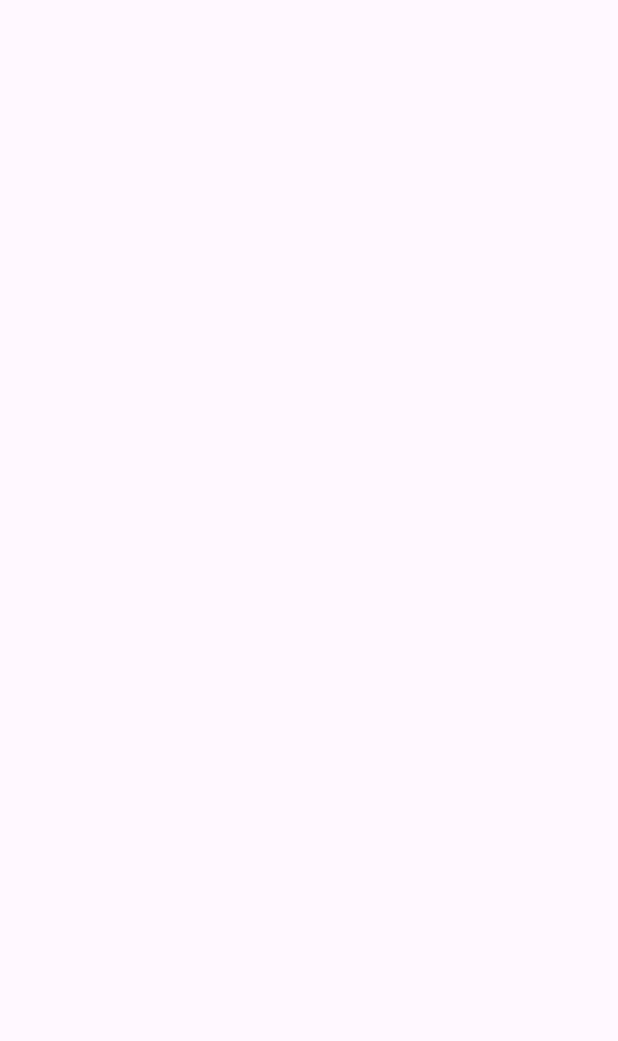
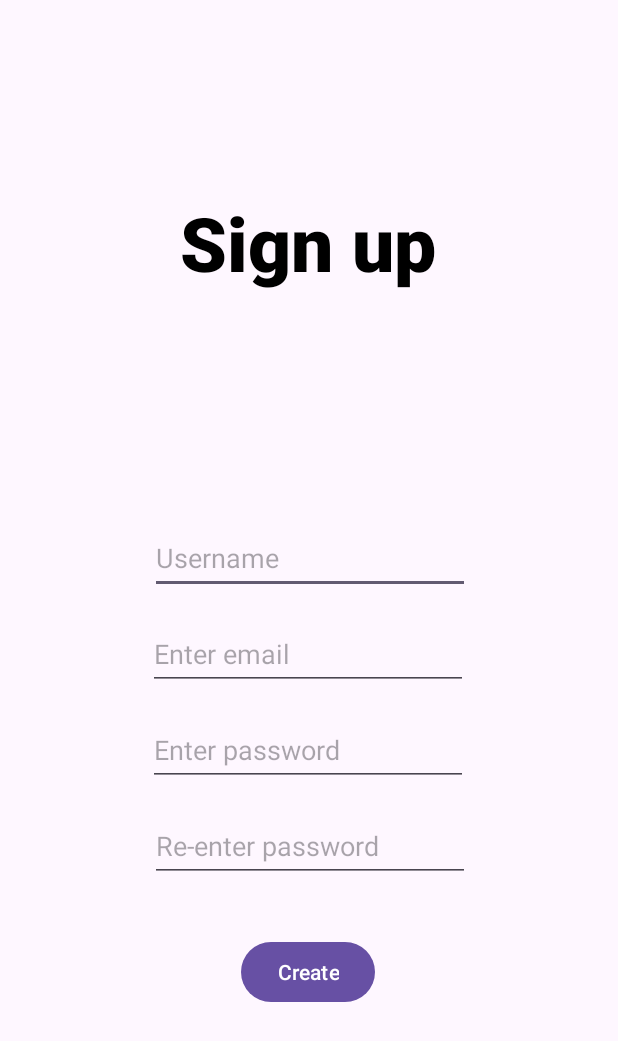
Before and after one commit to IfhamAhmedKhan/Android_Projects, an Android app: the Signup screen opened directly, with no data from a screen before it, on a phone screen of 412 x 824 dp. Before the commit the part shown is empty. Shown: the top 1041 px of the screen. Run offline under Robolectric (Android 15) with nearby library versions, the phone set to English and light mode, and no system bars.

Commit message:
sign up page

```diff
--- a/IfteriousStore/app/src/main/java/com/example/ifterious_store/Signup.java
+++ b/IfteriousStore/app/src/main/java/com/example/ifterious_store/Signup.java
@@ -2,13 +2,50 @@ package com.example.ifterious_store;
 
 import androidx.appcompat.app.AppCompatActivity;
 
+import android.content.Intent;
 import android.os.Bundle;
+import android.text.TextUtils;
+import android.view.View;
+import android.widget.Button;
+import android.widget.EditText;
 
 public class Signup extends AppCompatActivity {
 
+    EditText editTextTextPersonName,editTextTextEmailAddress2,editTextTextPassword2,editTextTextPassword3;
+    Button button4;
     @Override
     protected void onCreate(Bundle savedInstanceState) {
         super.onCreate(savedInstanceState);
         setContentView(R.layout.activity_signup);
+        editTextTextPersonName = findViewById(R.id.editTextTextPersonName);
+        editTextTextEmailAddress2 = findViewById(R.id.editTextTextEmailAddress2);
+        editTextTextPassword2 = findViewById(R.id.editTextTextPassword2);
+        editTextTextPassword3 = findViewById(R.id.editTextTextPassword3);
+        button4 = findViewById(R.id.button4);
+        button4.setOnClickListener(new View.OnClickListener() {
+            @Override
+            public void onClick(View view) {
+                String username=  editTextTextPersonName.getText().toString();
+                String email=  editTextTextEmailAddress2.getText().toString();
+                String password = editTextTextPassword2.getText().toString();
+                String reenter_password=  editTextTextPassword3.getText().toString();
+                if(TextUtils.isEmpty(username)){
+                    editTextTextPersonName.setError("Please enter username to login");
+                }
+                else if (TextUtils.isEmpty(email)){
+                    editTextTextEmailAddress2.setError("Please enter email to login");
+                }
+                else if (TextUtils.isEmpty(password)){
+                    editTextTextPassword2.setError("Please enter password to login");
+                }
+                else if (TextUtils.isEmpty(reenter_password)){
+                    editTextTextPassword3.setError("Please reenter your password to login");
+                }
+                else{
+                    Intent intent = new Intent(Signup.this, HomeActivity.class);
+                    startActivity(intent);
+                }
+            }
+        });
     }
 }
--- a/IfteriousStore/app/src/main/res/layout/activity_signup.xml
+++ b/IfteriousStore/app/src/main/res/layout/activity_signup.xml
@@ -6,4 +6,87 @@
     android:layout_height="match_parent"
     tools:context=".Signup">
 
+    <TextView
+        android:id="@+id/textView"
+        android:layout_width="wrap_content"
+        android:layout_height="wrap_content"
+        android:text="Sign up"
+        android:textSize="50dp"
+        android:textColor="@color/black"
+        android:fontFamily="sans-serif-black"
+        app:layout_constraintBottom_toBottomOf="parent"
+        app:layout_constraintEnd_toEndOf="parent"
+        app:layout_constraintHorizontal_bias="0.498"
+        app:layout_constraintStart_toStartOf="parent"
+        app:layout_constraintTop_toTopOf="parent"
+        app:layout_constraintVertical_bias="0.169" />
+
+    <EditText
+        android:id="@+id/editTextTextPersonName"
+        android:layout_width="wrap_content"
+        android:layout_height="wrap_content"
+        android:layout_marginBottom="428dp"
+        android:ems="10"
+        android:hint="Username"
+        android:inputType="textPersonName"
+        android:minHeight="48dp"
+        app:layout_constraintBottom_toBottomOf="parent"
+        app:layout_constraintEnd_toEndOf="parent"
+        app:layout_constraintHorizontal_bias="0.502"
+        app:layout_constraintStart_toStartOf="parent" />
+
+    <EditText
+        android:id="@+id/editTextTextEmailAddress2"
+        android:layout_width="wrap_content"
+        android:layout_height="wrap_content"
+        android:layout_marginBottom="300dp"
+        android:ems="10"
+        android:hint="Enter password"
+        android:inputType="textPassword"
+        android:minHeight="48dp"
+        app:layout_constraintBottom_toBottomOf="parent"
+        app:layout_constraintEnd_toEndOf="parent"
+        app:layout_constraintHorizontal_bias="0.497"
+        app:layout_constraintStart_toStartOf="parent" />
+
+    <EditText
+        android:id="@+id/editTextTextPassword2"
+        android:layout_width="wrap_content"
+        android:layout_height="wrap_content"
+        android:layout_marginBottom="212dp"
+        android:ems="10"
+        android:hint="Enter email"
+        android:inputType="textEmailAddress"
+        android:minHeight="48dp"
+        app:layout_constraintBottom_toBottomOf="@+id/button4"
+        app:layout_constraintEnd_toEndOf="parent"
+        app:layout_constraintHorizontal_bias="0.497"
+        app:layout_constraintStart_toStartOf="parent" />
+
+    <EditText
+        android:id="@+id/editTextTextPassword3"
+        android:layout_width="wrap_content"
+        android:layout_height="wrap_content"
+        android:layout_marginBottom="236dp"
+        android:ems="10"
+        android:hint="Re-enter password"
+        android:inputType="textPassword"
+        android:minHeight="48dp"
+        app:layout_constraintBottom_toBottomOf="parent"
+        app:layout_constraintEnd_toEndOf="parent"
+        app:layout_constraintHorizontal_bias="0.502"
+        app:layout_constraintStart_toStartOf="parent" />
+
+    <Button
+        android:id="@+id/button4"
+        android:layout_width="wrap_content"
+        android:layout_height="wrap_content"
+        android:layout_marginBottom="152dp"
+        android:text="Create"
+        android:textAllCaps="false"
+        app:layout_constraintBottom_toBottomOf="parent"
+        app:layout_constraintEnd_toEndOf="parent"
+        app:layout_constraintHorizontal_bias="0.498"
+        app:layout_constraintStart_toStartOf="parent" />
+
 </androidx.constraintlayout.widget.ConstraintLayout>
```
